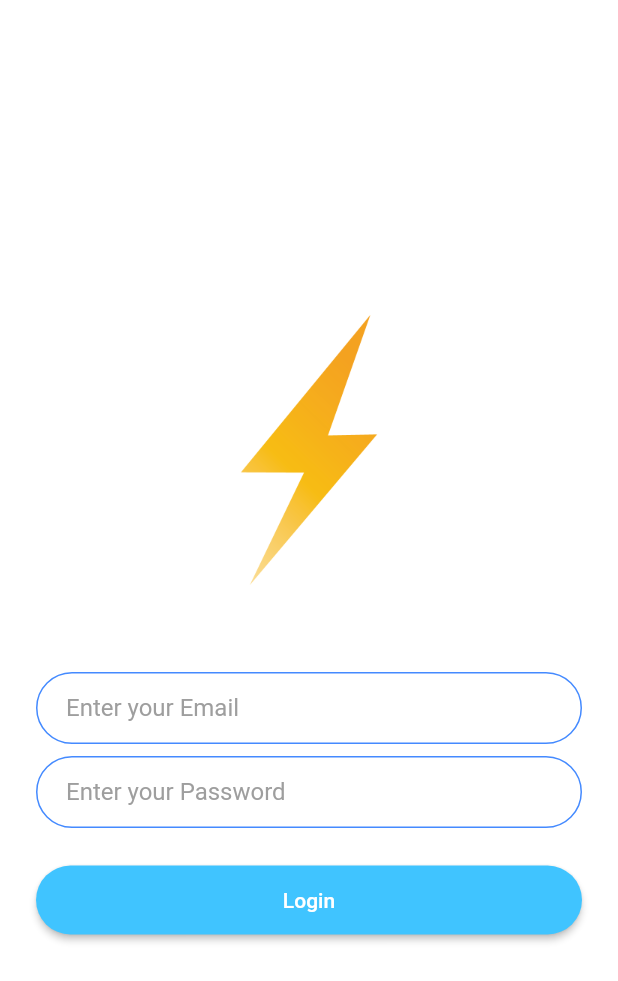
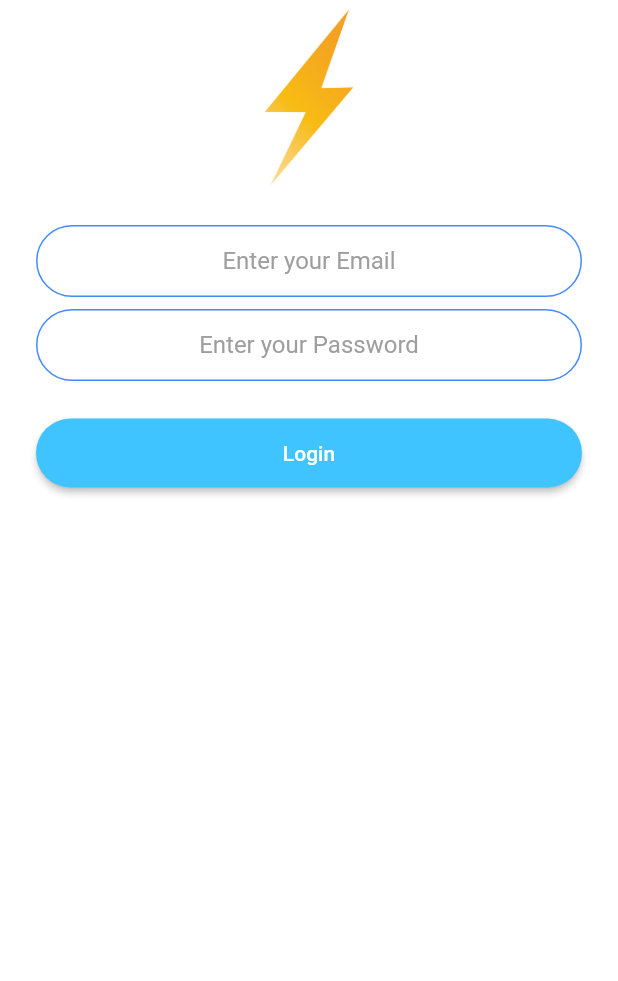
Before and after one commit to harshitarora-in/flash-chat-flutter-app, a Flutter app: the LoginScreen screen opened by its route, after a tap on "Login", on a phone screen of 412 x 824 dp. Shown: the top 981 px of the screen. Run offline on Flutter 3.47's test engine with Material 2 defaults, Android fonts, the phone set to English and light mode, and no system bars; our stand-ins replace animated_text_kit, firebase_auth, firebase_core; accounts and stored records are empty.

```diff
--- a/lib/screens/login_screen.dart
+++ b/lib/screens/login_screen.dart
@@ -1,6 +1,8 @@
 import 'package:flash_chat/constants.dart';
+import 'package:flash_chat/screens/chat_screen.dart';
 import 'package:flash_chat/widgets/roundedelevatedbutton.dart';
 import 'package:flutter/material.dart';
+import 'package:firebase_auth/firebase_auth.dart';
 
 class LoginScreen extends StatefulWidget {
   static const String id = 'login_screen';
@@ -9,29 +11,37 @@ class LoginScreen extends StatefulWidget {
 }
 
 class _LoginScreenState extends State<LoginScreen> {
+  final _auth = FirebaseAuth.instance;
+  late String email;
+  late String password;
   @override
   Widget build(BuildContext context) {
     return Scaffold(
       backgroundColor: Colors.white,
-      body: Padding(
+      body: SafeArea(
+        child: SingleChildScrollView(
+          physics: ClampingScrollPhysics(),
+          child: Padding(
             padding: EdgeInsets.symmetric(horizontal: 24.0),
             child: Column(
-          mainAxisAlignment: MainAxisAlignment.center,
+              mainAxisAlignment: MainAxisAlignment.start,
               crossAxisAlignment: CrossAxisAlignment.stretch,
               children: <Widget>[
                 Hero(
                   tag: 'logo',
                   child: Container(
-                height: 200.0,
+                    height: 130.0,
                     child: Image.asset('images/logo.png'),
                   ),
                 ),
                 SizedBox(
-              height: 48.0,
+                  height: 20.0,
                 ),
                 TextField(
+                    keyboardType: TextInputType.emailAddress,
+                    textAlign: TextAlign.center,
                     onChanged: (value) {
-                  //Do something with the user input.
+                      email = value;
                     },
                     decoration: kTextFieldDecoration.copyWith(
                         hintText: 'Enter your Email')),
@@ -39,8 +49,10 @@ class _LoginScreenState extends State<LoginScreen> {
                   height: 8.0,
                 ),
                 TextField(
+                    obscureText: true,
+                    textAlign: TextAlign.center,
                     onChanged: (value) {
-                  //Do something with the user input.
+                      password = value;
                     },
                     decoration: kTextFieldDecoration.copyWith(
                         hintText: 'Enter your Password')),
@@ -50,10 +62,18 @@ class _LoginScreenState extends State<LoginScreen> {
                 RoundedElevatedButton(
                     color: Colors.lightBlueAccent,
                     buttonText: 'Login',
-                onTap: () {
-                  Navigator.pushNamed(context, LoginScreen.id);
+                    onTap: () async {
+                      try {
+                        await _auth.signInWithEmailAndPassword(
+                            email: email, password: password);
+                        Navigator.pushNamed(context, ChatScreen.id);
+                      } catch (e) {
+                        print(e);
+                      }
                     })
               ],
+            ),
+          ),
         ),
       ),
     );
--- a/pubspec.yaml
+++ b/pubspec.yaml
@@ -28,6 +28,9 @@ dependencies:
   # Use with the CupertinoIcons class for iOS style icons.
   cupertino_icons: ^1.0.2
   animated_text_kit: ^4.2.1
+  firebase_core: ^1.3.0
+  firebase_auth: ^2.0.0
+  cloud_firestore: ^2.3.0
 
 dev_dependencies:
   flutter_test:
```
Also changed, not shown: lib/main.dart (+7 -1 lines), lib/screens/chat_screen.dart (+13 -0 lines), lib/screens/registration_screen.dart (+29 -8 lines), pubspec.lock, 3 other files. Lines whose indentation alone changed are shown as unchanged.
